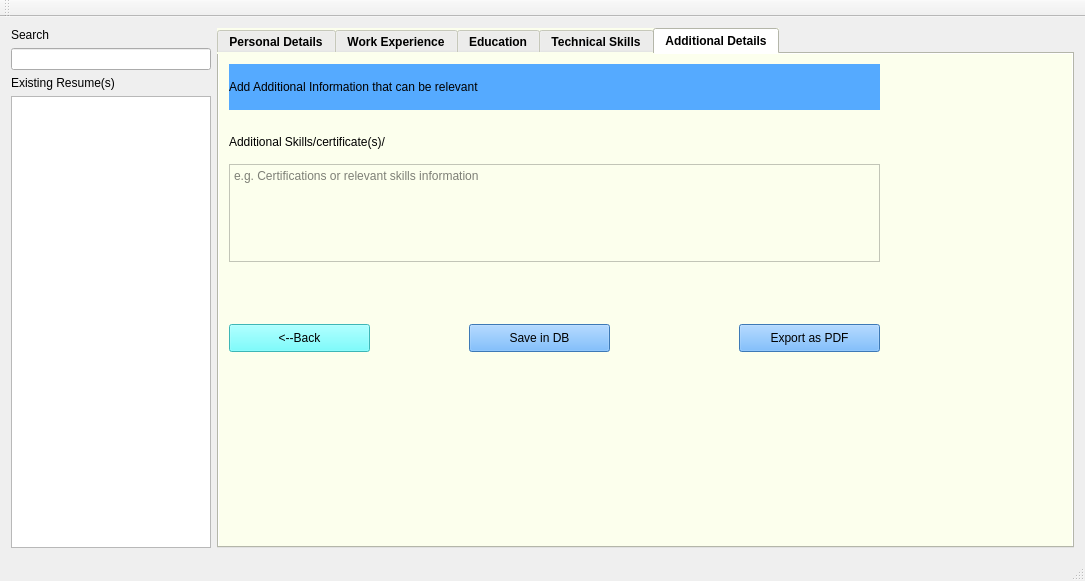
Qt form ResumeManager/mainwindow.ui (vkaushikregis/practicum) before a commit.
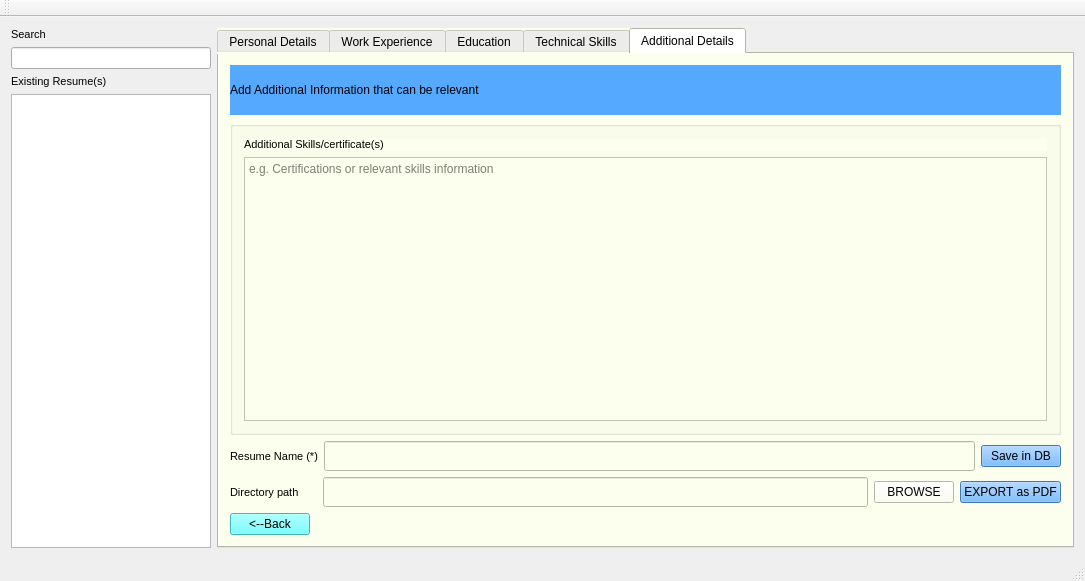
The same form after that commit. The open tabs and pages were chosen to show the change.

Diff of the .ui file:
```diff
--- a/ResumeManager/mainwindow.ui
+++ b/ResumeManager/mainwindow.ui
@@ -23,6 +23,11 @@
    <layout class="QGridLayout" name="gridLayout_3">
     <item row="2" column="0">
      <widget class="QLabel" name="label_16">
+      <property name="font">
+       <font>
+        <pointsize>8</pointsize>
+       </font>
+      </property>
       <property name="text">
        <string>Existing Resume(s)</string>
       </property>
@@ -40,13 +45,18 @@
     </item>
     <item row="0" column="0">
      <widget class="QLabel" name="label_26">
+      <property name="font">
+       <font>
+        <pointsize>8</pointsize>
+       </font>
+      </property>
       <property name="text">
        <string>Search</string>
       </property>
      </widget>
     </item>
     <item row="1" column="0">
-     <widget class="QLineEdit" name="lineEdit">
+     <widget class="QLineEdit" name="lineEditSearchResume">
       <property name="maximumSize">
        <size>
         <width>200</width>
@@ -59,8 +69,9 @@
      <widget class="QTabWidget" name="tabWidgetMain">
       <property name="font">
        <font>
-        <weight>75</weight>
-        <bold>true</bold>
+        <pointsize>9</pointsize>
+        <weight>50</weight>
+        <bold>false</bold>
        </font>
       </property>
       <property name="whatsThis">
@@ -1008,66 +1019,19 @@
        <attribute name="title">
         <string>Additional Details</string>
        </attribute>
-       <widget class="QPushButton" name="pushButtonSaveInDB">
-        <property name="geometry">
-         <rect>
-          <x>250</x>
-          <y>270</y>
-          <width>141</width>
-          <height>28</height>
-         </rect>
-        </property>
-        <property name="styleSheet">
-         <string notr="true">background-color: rgb(85, 170, 255);</string>
-        </property>
-        <property name="text">
-         <string>Save in DB</string>
-        </property>
-       </widget>
-       <widget class="QPushButton" name="pushButtonBackSkills">
-        <property name="geometry">
-         <rect>
-          <x>10</x>
-          <y>270</y>
-          <width>141</width>
-          <height>28</height>
-         </rect>
-        </property>
-        <property name="styleSheet">
-         <string notr="true">background-color: rgb(85, 255, 255);</string>
-        </property>
-        <property name="text">
-         <string>&lt;--Back</string>
-        </property>
-       </widget>
-       <widget class="QPushButton" name="pushButtonExportAsPDF">
-        <property name="geometry">
-         <rect>
-          <x>520</x>
-          <y>270</y>
-          <width>141</width>
-          <height>28</height>
-         </rect>
-        </property>
-        <property name="styleSheet">
-         <string notr="true">background-color: rgb(85, 170, 255);</string>
-        </property>
-        <property name="text">
-         <string>Export as PDF</string>
-        </property>
-       </widget>
+       <layout class="QGridLayout" name="gridLayout_11">
+        <item row="0" column="0">
        <widget class="QLabel" name="label_24">
-        <property name="geometry">
-         <rect>
-          <x>10</x>
-          <y>10</y>
-          <width>651</width>
-          <height>46</height>
-         </rect>
+          <property name="minimumSize">
+           <size>
+            <width>0</width>
+            <height>50</height>
+           </size>
         </property>
         <property name="font">
          <font>
           <family>Yu Gothic UI</family>
+            <pointsize>9</pointsize>
          </font>
         </property>
         <property name="styleSheet">
@@ -1083,32 +1047,165 @@
          <enum>Qt::PlainText</enum>
         </property>
        </widget>
+        </item>
+        <item row="1" column="0">
+         <widget class="QGroupBox" name="groupBox_5">
+          <property name="title">
+           <string/>
+          </property>
+          <layout class="QGridLayout" name="gridLayout_10">
+           <item row="0" column="0">
+            <layout class="QVBoxLayout" name="verticalLayout_16">
+             <item>
+              <widget class="QLabel" name="label_25">
+               <property name="font">
+                <font>
+                 <pointsize>8</pointsize>
+                </font>
+               </property>
+               <property name="text">
+                <string>Additional Skills/certificate(s)</string>
+               </property>
+              </widget>
+             </item>
+             <item>
        <widget class="QTextEdit" name="textEditAdditionalSkills">
-        <property name="geometry">
-         <rect>
-          <x>10</x>
-          <y>110</y>
-          <width>651</width>
-          <height>98</height>
-         </rect>
-        </property>
         <property name="placeholderText">
          <string>e.g. Certifications or relevant skills information</string>
         </property>
        </widget>
-       <widget class="QLabel" name="label_25">
-        <property name="geometry">
-         <rect>
-          <x>10</x>
-          <y>80</y>
-          <width>181</width>
-          <height>16</height>
-         </rect>
+             </item>
+            </layout>
+           </item>
+          </layout>
+         </widget>
+        </item>
+        <item row="2" column="0">
+         <layout class="QHBoxLayout" name="horizontalLayout_9">
+          <item>
+           <layout class="QHBoxLayout" name="horizontalLayout_8">
+            <item>
+             <layout class="QHBoxLayout" name="horizontalLayout_7">
+              <item>
+               <widget class="QLabel" name="label_10">
+                <property name="font">
+                 <font>
+                  <pointsize>8</pointsize>
+                 </font>
         </property>
         <property name="text">
-         <string>Additional Skills/certificate(s)/</string>
-        </property>
-       </widget>
+                 <string>Resume Name (*)</string>
+                </property>
+               </widget>
+              </item>
+              <item>
+               <widget class="QLineEdit" name="lineEdit">
+                <property name="sizePolicy">
+                 <sizepolicy hsizetype="Expanding" vsizetype="Fixed">
+                  <horstretch>0</horstretch>
+                  <verstretch>0</verstretch>
+                 </sizepolicy>
+                </property>
+                <property name="minimumSize">
+                 <size>
+                  <width>0</width>
+                  <height>30</height>
+                 </size>
+                </property>
+                <property name="font">
+                 <font>
+                  <pointsize>20</pointsize>
+                 </font>
+                </property>
+               </widget>
+              </item>
+             </layout>
+            </item>
+           </layout>
+          </item>
+          <item>
+           <widget class="QPushButton" name="pushButtonSaveInDB">
+            <property name="styleSheet">
+             <string notr="true">background-color: rgb(85, 170, 255);</string>
+            </property>
+            <property name="text">
+             <string>Save in DB</string>
+            </property>
+           </widget>
+          </item>
+         </layout>
+        </item>
+        <item row="3" column="0">
+         <layout class="QHBoxLayout" name="horizontalLayout_10">
+          <item>
+           <widget class="QLabel" name="label_11">
+            <property name="font">
+             <font>
+              <pointsize>8</pointsize>
+             </font>
+            </property>
+            <property name="text">
+             <string>Directory path      </string>
+            </property>
+           </widget>
+          </item>
+          <item>
+           <widget class="QLineEdit" name="lineEditDirectoryPath">
+            <property name="minimumSize">
+             <size>
+              <width>0</width>
+              <height>30</height>
+             </size>
+            </property>
+           </widget>
+          </item>
+          <item>
+           <widget class="QPushButton" name="pushButtonBrowse">
+            <property name="text">
+             <string>BROWSE</string>
+            </property>
+           </widget>
+          </item>
+          <item>
+           <widget class="QPushButton" name="pushButtonExportAsPDF">
+            <property name="styleSheet">
+             <string notr="true">background-color: rgb(85, 170, 255);</string>
+            </property>
+            <property name="text">
+             <string>EXPORT as PDF</string>
+            </property>
+           </widget>
+          </item>
+         </layout>
+        </item>
+        <item row="4" column="0">
+         <layout class="QHBoxLayout" name="horizontalLayout_11">
+          <item>
+           <widget class="QPushButton" name="pushButtonBackSkills">
+            <property name="styleSheet">
+             <string notr="true">background-color: rgb(85, 255, 255);</string>
+            </property>
+            <property name="text">
+             <string>&lt;--Back</string>
+            </property>
+           </widget>
+          </item>
+          <item>
+           <spacer name="horizontalSpacer_5">
+            <property name="orientation">
+             <enum>Qt::Horizontal</enum>
+            </property>
+            <property name="sizeHint" stdset="0">
+             <size>
+              <width>40</width>
+              <height>20</height>
+             </size>
+            </property>
+           </spacer>
+          </item>
+         </layout>
+        </item>
+       </layout>
       </widget>
      </widget>
     </item>
```
Left out of the diff: 436 changed lines with no effect on the pictures. Lines whose indentation alone changed are shown as unchanged.
